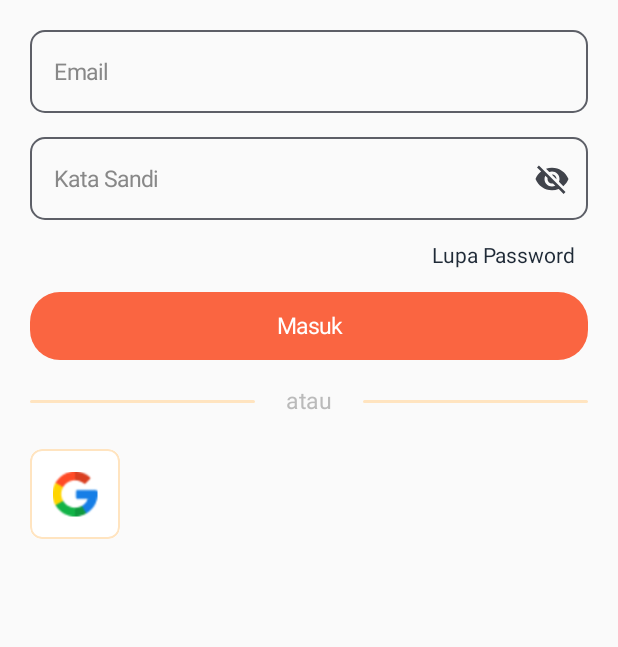
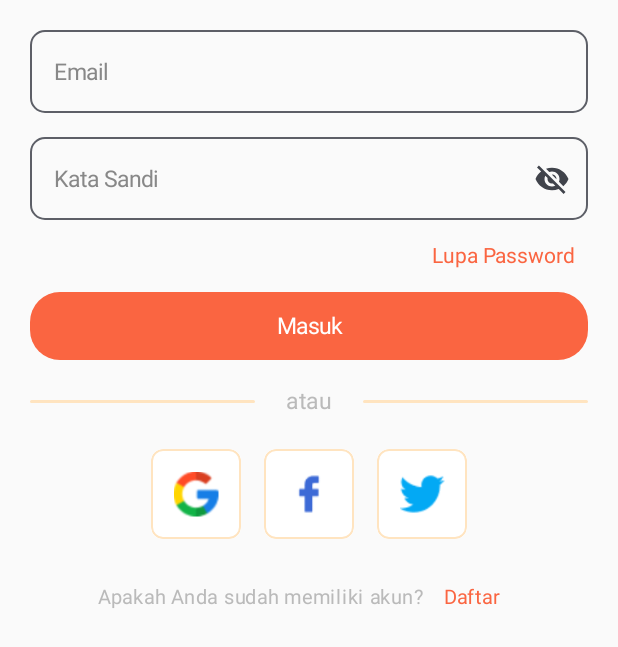
Before and after one commit to Royhan2123/Project-Mikro-Jastipin, an Android app built with Jetpack Compose: the screen it shows after launch (MainActivity), on a phone screen of 412 x 824 dp. Shown: the top 647 px of the screen. Run offline under Robolectric (Android 15) with nearby library versions, the phone set to English and light mode, and no system bars.

Commit message:
signIn Screen -done

```diff
--- a/app/src/main/java/com/example/jastipin/page/SignInScreen.kt
+++ b/app/src/main/java/com/example/jastipin/page/SignInScreen.kt
@@ -60,10 +60,9 @@ import androidx.compose.ui.unit.sp
 import androidx.navigation.NavController
 import androidx.navigation.compose.rememberNavController
 import com.example.jastipin.R
-import com.example.jastipin.ui.theme.black
+import com.example.jastipin.navigation.NavigationScreen
 import com.example.jastipin.ui.theme.grey
 import com.example.jastipin.ui.theme.lightOrange
-import com.example.jastipin.ui.theme.lightSkin
 import com.example.jastipin.ui.theme.orange
 
 @Composable
@@ -267,7 +266,7 @@ fun SignInScreen(navController: NavController) {
             Text(
                 text = stringResource(id = R.string.lupa_password),
                 style = TextStyle(
-                    color = black,
+                    color = orange,
                     fontSize = 14.sp
                 )
             )
@@ -334,7 +333,9 @@ fun SignInScreen(navController: NavController) {
         }
         Spacer(modifier = Modifier.height(20.dp))
         Row(
-            modifier = Modifier.fillMaxWidth()
+            modifier = Modifier.fillMaxWidth(),
+            horizontalArrangement = Arrangement.Center,
+            Alignment.CenterVertically
         ) {
             Surface(
                 modifier = Modifier
@@ -359,12 +360,97 @@ fun SignInScreen(navController: NavController) {
                     contentDescription = stringResource(
                         id = R.string.google
                     ),
-                    modifier = Modifier.size(30.dp)
+                    modifier = Modifier
+                        .size(30.dp)
+                        .scale(0.5f),
+                    contentScale = ContentScale.Crop
+                )
+            }
+            Spacer(modifier = Modifier.width(15.dp))
+            Surface(
+                modifier = Modifier
+                    .width(60.dp)
+                    .height(60.dp)
+                    .clip(
+                        shape = RoundedCornerShape(
+                            size = 8.dp
+                        )
+                    )
+                    .border(
+                        width = 1.dp,
+                        color = lightOrange,
+                        shape = RoundedCornerShape(
+                            size = 8.dp
+                        )
+                    ),
+                color = Color.White
+            ) {
+                Image(
+                    painter = painterResource(id = R.drawable.facebook),
+                    contentDescription = stringResource(
+                        id = R.string.facebook
+                    ),
+                    modifier = Modifier
+                        .size(30.dp)
+                        .scale(0.5f),
+                    contentScale = ContentScale.Crop
+                )
+            }
+            Spacer(modifier = Modifier.width(15.dp))
+            Surface(
+                modifier = Modifier
+                    .width(60.dp)
+                    .height(60.dp)
+                    .clip(
+                        shape = RoundedCornerShape(
+                            size = 8.dp
+                        )
+                    )
+                    .border(
+                        width = 1.dp,
+                        color = lightOrange,
+                        shape = RoundedCornerShape(
+                            size = 8.dp
+                        )
+                    ),
+                color = Color.White
+            ) {
+                Image(
+                    painter = painterResource(id = R.drawable.twitter),
+                    contentDescription = stringResource(
+                        id = R.string.twitter
+                    ),
+                    modifier = Modifier
+                        .size(30.dp)
                         .scale(0.5f),
                     contentScale = ContentScale.Crop
                 )
             }
         }
+        Spacer(modifier = Modifier.height(15.dp))
+        Row(
+            modifier = Modifier.fillMaxWidth(),
+            horizontalArrangement = Arrangement.Center,
+            Alignment.CenterVertically
+        ) {
+            Text(
+                text = stringResource(
+                    id = R.string.apakah_anda_sudah_memiliki_akun
+                ),
+                fontSize = 13.sp,
+                color = grey,
+            )
+            TextButton(onClick = {
+                navController.navigate(
+                    NavigationScreen.SignUpScreen.name
+                )
+            }) {
+                Text(text = stringResource(id = R.string.daftar),
+                    fontSize = 13.sp,
+                    color = orange)
+            }
+        }
+
     }
 }
 
--- a/app/src/main/res/values/strings.xml
+++ b/app/src/main/res/values/strings.xml
@@ -11,5 +11,6 @@
     <string name="atau">atau</string>
     <string name="google">google</string>
     <string name="facebook">facebook</string>
+    <string name="apakah_anda_sudah_memiliki_akun">Apakah Anda sudah memiliki akun?</string>
     <string name="twitter">twitter</string>
 </resources>
```
